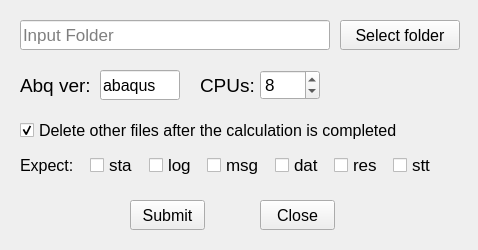
Old version of the form AbqJobsSubmitter.ui in the repository Liys15/AbqJobsSubmitter.
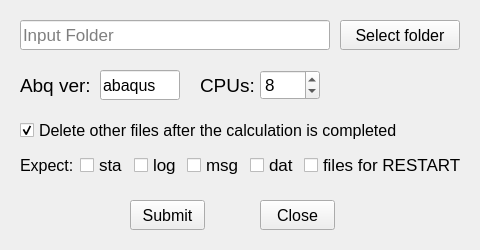
New version of the form. Icons and pictures are not drawn.

Commit message: change delete expect RESTART file

Patch:
```diff
--- a/AbqJobsSubmitter.ui
+++ b/AbqJobsSubmitter.ui
@@ -6,7 +6,7 @@
    <rect>
     <x>0</x>
     <y>0</y>
-    <width>478</width>
+    <width>480</width>
     <height>250</height>
    </rect>
   </property>
@@ -16,6 +16,18 @@
     <verstretch>0</verstretch>
    </sizepolicy>
   </property>
+  <property name="minimumSize">
+   <size>
+    <width>480</width>
+    <height>250</height>
+   </size>
+  </property>
+  <property name="maximumSize">
+   <size>
+    <width>480</width>
+    <height>250</height>
+   </size>
+  </property>
   <property name="font">
    <font>
     <family>Microsoft YaHei UI</family>
@@ -202,15 +214,18 @@
   <widget class="QWidget" name="layoutWidget">
    <property name="geometry">
     <rect>
-     <x>90</x>
+     <x>80</x>
      <y>150</y>
-     <width>348</width>
+     <width>385</width>
      <height>30</height>
     </rect>
    </property>
    <layout class="QHBoxLayout" name="HLayout_fileType_checkBoxes">
     <property name="spacing">
-     <number>10</number>
+     <number>5</number>
+    </property>
+    <property name="sizeConstraint">
+     <enum>QLayout::SetFixedSize</enum>
     </property>
     <property name="leftMargin">
      <number>0</number>
@@ -270,17 +285,7 @@
        <bool>true</bool>
       </property>
       <property name="text">
-       <string>res</string>
-      </property>
-     </widget>
-    </item>
-    <item>
-     <widget class="QCheckBox" name="checkBox_STT">
-      <property name="enabled">
-       <bool>true</bool>
-      </property>
-      <property name="text">
-       <string>stt</string>
+       <string>files for RESTART</string>
       </property>
      </widget>
     </item>
```
Left out of the diff: 25 changed lines with no effect on the pictures. The commit also changes 3 other files.
